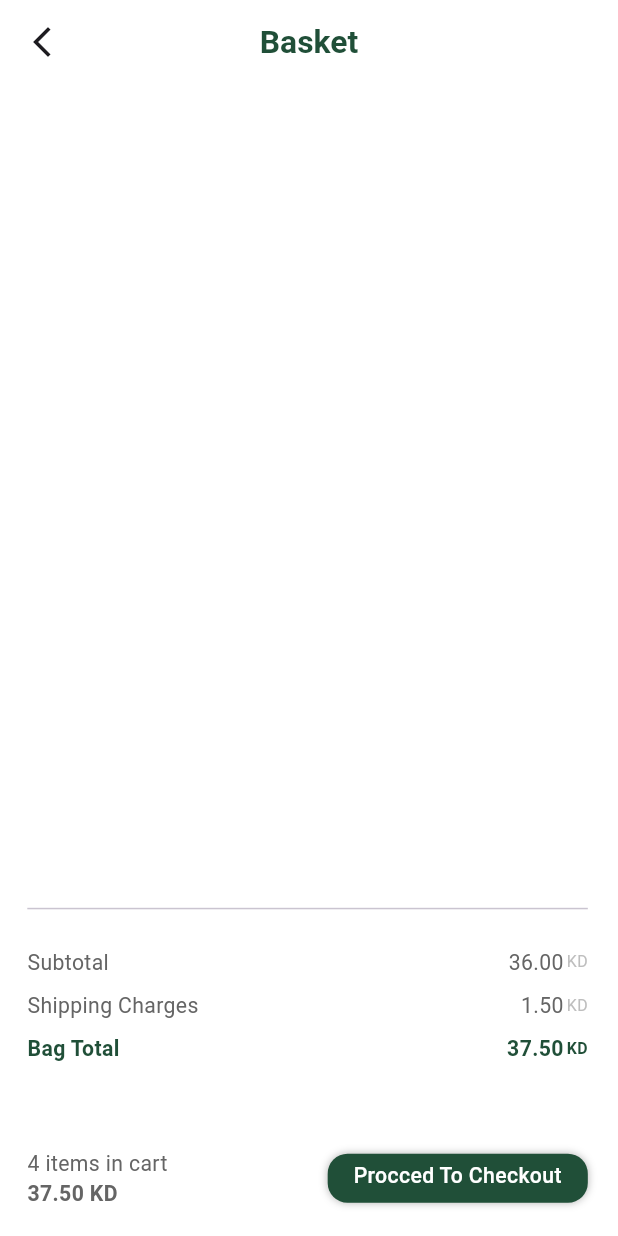
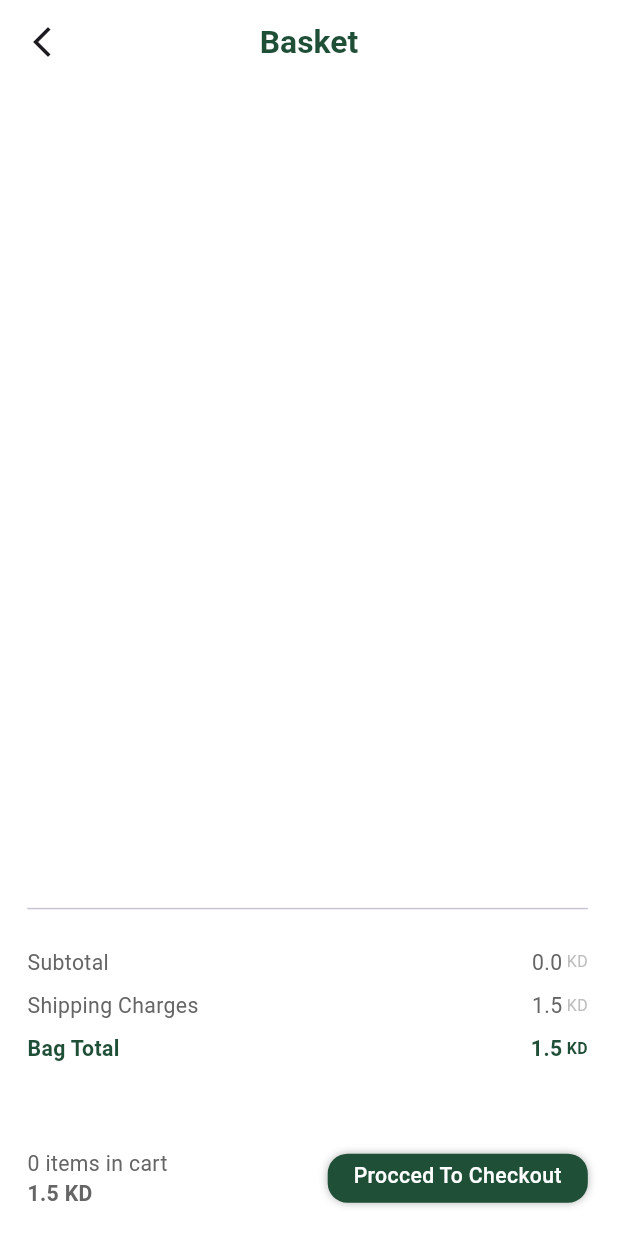
Before and after one commit to MostafaShalaby10/Fruit_App, a Flutter app: the BasketView screen opened directly, on a phone screen of 412 x 824 dp. Run offline on Flutter 3.47's test engine with Material 3 defaults, Android fonts, the phone set to English and light mode, and no system bars; our stand-ins replace bloc, cached_network_image, carousel_slider, dio, easy_stepper, firebase_core and 12 more; missing offline and left inert: onesignal_flutter; accounts and stored records are empty; project files that could hold a hidden picture were left out.

Commit message:
Adding Cart feature

```diff
--- a/lib/core/utils/service_locator.dart
+++ b/lib/core/utils/service_locator.dart
@@ -3,6 +3,7 @@ import 'package:get_it/get_it.dart';
 import 'package:task_one/core/networking/api_service.dart';
 import 'package:task_one/features/authentication/login/model/login_repo_imp.dart';
 import 'package:task_one/features/authentication/signup/model/signup_repo_imp.dart';
+import 'package:task_one/features/basket/model/repos/bassket_repo_imp.dart';
 import 'package:task_one/features/contact_us/model/repos/contact_repo_imp.dart';
 import 'package:task_one/features/favorite/model/repos/fav_repo_imp.dart';
 import 'package:task_one/features/home/model/repos/home_repo_imp.dart';
@@ -34,4 +35,7 @@ void setupServiceLocator() {
    getIt.registerLazySingleton<ContactRepoImp>(
     () => ContactRepoImp(getIt<ApiService>()),
   );
+  getIt.registerLazySingleton<BassketRepoImp>(
+        () => BassketRepoImp(getIt<ApiService>()),
+  );
 }
--- a/lib/features/authentication/signup/view_model/cubit/signup_state.dart
+++ b/lib/features/authentication/signup/view_model/cubit/signup_state.dart
@@ -9,7 +9,8 @@ final class LoadingCreateAnAccountState extends SignupState {}
 
 final class SuccessfullyCreateAnAccountState extends SignupState {
   final String message;
-  SuccessfullyCreateAnAccountState(this.message);
+  final bool status;
+  SuccessfullyCreateAnAccountState(this.message, this.status);
 }
 
 final class ErrorCreateAnAccountState extends SignupState {
--- /dev/null
+++ b/lib/features/basket/model/basket_model.dart
@@ -0,0 +1,21 @@
+class BasketModel{
+  int? productId ;
+  String? productName;
+  String? image;
+  int? quantity;
+  dynamic itemPrice ;
+  dynamic discount ;
+
+  BasketModel({this.productId, this.productName, this.quantity, this.itemPrice , this.image , this.discount});
+
+  Map<String , dynamic> toMap(){
+    return {
+     "product_id" : productId ,
+      "product_name" : productName ,
+      "quantity" : quantity ,
+      "item_price" : itemPrice ,
+      "image" : image ,
+      "discount" : discount ,
+  };
+}
+}
--- /dev/null
+++ b/lib/features/basket/model/repos/basket_repo_interface.dart
@@ -0,0 +1,4 @@
+abstract class BasketRepoInterface {
+  Future createOrder(Map<String, dynamic> order);
+
+}
--- /dev/null
+++ b/lib/features/basket/model/repos/bassket_repo_imp.dart
@@ -0,0 +1,18 @@
+import 'package:task_one/core/networking/api_service.dart';
+import 'package:task_one/core/utils/shared_prefrences.dart';
+import 'package:task_one/features/basket/model/repos/basket_repo_interface.dart';
+
+class BassketRepoImp implements BasketRepoInterface{
+  final ApiService _apiService;
+  BassketRepoImp(this._apiService);
+
+  @override
+  Future createOrder(Map<String, dynamic> order) async {
+    var token = await SharedPrefs.getData(key: "token");
+    return await _apiService.postResponse(
+      endPoint: "user_orders",
+      data: order,
+      headers: {"Authorization": "Bearer$token"},
+    );
+  }
+}
--- a/lib/features/basket/model_view/cubit/cart_state.dart
+++ b/lib/features/basket/model_view/cubit/cart_state.dart
@@ -12,3 +12,19 @@ final class SuccessfullyAddToCartState extends CartState {}
 final class LoadingGetCartState extends CartState {}
 
 final class SuccessfullyGetCartState extends CartState {}
+final class ChangeCounterState extends CartState {}
+
+
+
+final class LoadingCreateOrderState extends CartState {}
+
+final class SuccessfullyCreateOrderState extends CartState {
+  final String message;
+
+  SuccessfullyCreateOrderState(this.message);
+}
+
+final class ErrorCreateOrderState extends CartState {
+  final String message;
+  ErrorCreateOrderState(this.message);
+}
--- a/lib/features/basket/views/basket_portreit_view.dart
+++ b/lib/features/basket/views/basket_portreit_view.dart
@@ -24,12 +24,19 @@ class PortreitView extends StatelessWidget {
                         (context, index) => Padding(
                           padding: EdgeInsets.only(bottom: 15.h),
                           child: ProductsItem(
+                            index: index,
                             count:
                                 CartCubit.get(context).cart[index]['quantity'],
                             image:
-                                "https://masool.net/fruits-app/public/uploads/${CartCubit.get(context).cart[index]["img"]}",
-                            name: CartCubit.get(context).cart[index]['name'],
-                            price: CartCubit.get(context).cart[index]['price'],
+                                "https://masool.net/fruits-app/public/uploads/${CartCubit.get(context).cart[index]["image"]}",
+                            name:
+                                CartCubit.get(
+                                  context,
+                                ).cart[index]['product_name'],
+                            price:
+                                CartCubit.get(
+                                  context,
+                                ).cart[index]['item_price'],
                             discount:
                                 CartCubit.get(context).cart[index]['discount'],
                           ),
@@ -45,7 +52,7 @@ class PortreitView extends StatelessWidget {
 
                       Padding(
                         padding: EdgeInsets.only(top: 20.h, bottom: 10.h),
-                        child: const Row(
+                        child: Row(
                           children: [
                             CustomTextWidget(
                               text: "Subtotal",
@@ -57,13 +64,16 @@ class PortreitView extends StatelessWidget {
                             Row(
                               children: [
                                 CustomTextWidget(
-                                  text: "36.00 ",
+                                  text:
+                                      CartCubit.get(
+                                        context,
+                                      ).totalPrice.toString(),
                                   fontSize: 16,
                                   fontWeight: FontWeight.w400,
                                   color: Color(0xff656565),
                                 ),
                                 CustomTextWidget(
-                                  text: "KD",
+                                  text: " KD",
                                   fontSize: 12,
                                   fontWeight: FontWeight.w400,
                                   color: Color(0xffBEBEBE),
@@ -76,7 +86,7 @@ class PortreitView extends StatelessWidget {
 
                       Padding(
                         padding: EdgeInsets.only(bottom: 10.h),
-                        child: const Row(
+                        child: Row(
                           children: [
                             CustomTextWidget(
                               text: "Shipping Charges",
@@ -88,13 +98,16 @@ class PortreitView extends StatelessWidget {
                             Row(
                               children: [
                                 CustomTextWidget(
-                                  text: "1.50 ",
+                                  text:
+                                      CartCubit.get(
+                                        context,
+                                      ).shippingCharges.toString(),
                                   fontSize: 16,
                                   fontWeight: FontWeight.w400,
                                   color: Color(0xff656565),
                                 ),
                                 CustomTextWidget(
-                                  text: "KD",
+                                  text: " KD",
                                   fontSize: 12,
                                   fontWeight: FontWeight.w400,
                                   color: Color(0xffBEBEBE),
@@ -107,7 +120,7 @@ class PortreitView extends StatelessWidget {
 
                       Padding(
                         padding: EdgeInsets.only(bottom: 43.h),
-                        child: const Row(
+                        child: Row(
                           children: [
                             CustomTextWidget(
                               text: "Bag Total",
@@ -119,13 +132,18 @@ class PortreitView extends StatelessWidget {
                             Row(
                               children: [
                                 CustomTextWidget(
-                                  text: "37.50 ",
+                                  text:
+                                      (CartCubit.get(context).totalPrice +
+                                              CartCubit.get(
+                                                context,
+                                              ).shippingCharges)
+                                          .toString(),
                                   fontSize: 16,
                                   fontWeight: FontWeight.bold,
                                   color: Color(0xff204F38),
                                 ),
                                 CustomTextWidget(
-                                  text: "KD",
+                                  text: " KD",
                                   fontSize: 12,
                                   fontWeight: FontWeight.bold,
                                   color: Color(0xff204F38),
@@ -135,19 +153,21 @@ class PortreitView extends StatelessWidget {
                           ],
                         ),
                       ),
-                      const Row(
+                      Row(
                         children: [
                           Column(
                             crossAxisAlignment: CrossAxisAlignment.start,
                             children: [
                               CustomTextWidget(
-                                text: "4 items in cart",
+                                text:
+                                    "${CartCubit.get(context).cart.length} items in cart",
                                 fontSize: 16,
                                 fontWeight: FontWeight.w400,
                                 color: Color(0xff656565),
                               ),
                               CustomTextWidget(
-                                text: "37.50 KD",
+                                text:
+                                    "${(CartCubit.get(context).totalPrice + CartCubit.get(context).shippingCharges).toString()} KD",
                                 fontSize: 16,
                                 fontWeight: FontWeight.bold,
                                 color: Color(0xff656565),
@@ -176,11 +196,14 @@ class ProductsItem extends StatefulWidget {
     required this.price,
     required this.discount,
     required this.count,
+    required this.index,
   });
+
   final String image;
   final String name;
   final dynamic price;
   final dynamic discount;
+  final int index;
   final dynamic count;
 
   @override
@@ -189,6 +212,7 @@ class ProductsItem extends StatefulWidget {
 
 class _ProductsItemState extends State<ProductsItem> {
   int count = 1;
+
   @override
   void initState() {
     // TODO: implement initState
@@ -315,11 +339,10 @@ class _ProductsItemState extends State<ProductsItem> {
                                   Flexible(
                                     child: IconButton(
                                       onPressed: () {
-                                        setState(() {
-                                          if (count > 1) {
-                                            count--;
-                                          }
-                                        });
+                                        if(count>1){
+                                          count--;
+                                        }
+                                        CartCubit.get(context).decreaseCount(widget.index);
                                       },
                                       icon: const Icon(Icons.remove, size: 15),
                                     ),
@@ -332,9 +355,9 @@ class _ProductsItemState extends State<ProductsItem> {
                                   Flexible(
                                     child: IconButton(
                                       onPressed: () {
-                                        setState(() {
-                                          count++;
-                                        });
+                                        count++ ;
+                                        CartCubit.get(context).increaseCount(widget.index);
+
                                       },
                                       icon: const Icon(Icons.add, size: 15),
                                     ),
@@ -350,7 +373,9 @@ class _ProductsItemState extends State<ProductsItem> {
                 ),
               ],
             ),
-            IconButton(onPressed: () {}, icon: const Icon(Icons.delete)),
+            IconButton(onPressed: () {
+              CartCubit.get(context).deleteItem(widget.index);
+            }, icon: const Icon(Icons.delete)),
           ],
         ),
       ),
--- a/lib/features/basket/views/basket_view.dart
+++ b/lib/features/basket/views/basket_view.dart
@@ -1,5 +1,7 @@
 import 'package:flutter/material.dart';
 import 'package:flutter_bloc/flutter_bloc.dart';
+import 'package:task_one/core/utils/service_locator.dart';
+import 'package:task_one/features/basket/model/repos/bassket_repo_imp.dart';
 import 'package:task_one/features/basket/model_view/cubit/cart_cubit.dart';
 import '../../../core/widgets/custom_text_widget.dart';
 import 'basket_landscape_view.dart';
@@ -11,7 +13,7 @@ class BasketView extends StatelessWidget {
   @override
   Widget build(BuildContext context) {
     return BlocProvider(
-      create: (context) => CartCubit()..getCart(),
+      create: (context) => CartCubit(getIt<BassketRepoImp>())..getCart(),
       child: Scaffold(
         appBar: AppBar(
           leading: IconButton(
--- a/lib/features/favorite/views/favorite_view.dart
+++ b/lib/features/favorite/views/favorite_view.dart
@@ -2,6 +2,7 @@ import 'package:flutter/material.dart';
 import 'package:flutter_bloc/flutter_bloc.dart';
 import 'package:flutter_screenutil/flutter_screenutil.dart';
 import 'package:task_one/core/utils/service_locator.dart';
+import 'package:task_one/features/basket/model/repos/bassket_repo_imp.dart';
 import 'package:task_one/features/basket/model_view/cubit/cart_cubit.dart';
 import 'package:task_one/features/favorite/model_view/cubit/favorite_cubit.dart';
 import '../../../core/widgets/custom_text_widget.dart';
@@ -17,7 +18,7 @@ class FavoriteView extends StatelessWidget {
     bool isLandscape =
         MediaQuery.of(context).orientation == Orientation.landscape;
     return BlocProvider(
-      create: (context) => FavoriteCubit(getIt<FavRepoImp>() , CartCubit())..getFavorite(),
+      create: (context) => FavoriteCubit(getIt<FavRepoImp>() , CartCubit(getIt<BassketRepoImp>()))..getFavorite(),
       child: Scaffold(
         appBar: AppBar(
           leading: IconButton(
--- a/lib/features/orders/model/models/add_order_request_model/add_order_request_model.dart
+++ b/lib/features/orders/model/models/add_order_request_model/add_order_request_model.dart
@@ -8,11 +8,11 @@ class AddOrderRequestModel {
   List<Product>? products;
 
   AddOrderRequestModel({
-    this.orderTotalPrice,
-    this.paymentType,
-    this.address,
-    this.deliveryTime,
-    this.products,
+ required   this.orderTotalPrice,
+    this.paymentType = "cash_on_delivery",
+    this.address = "fffff",
+    this.deliveryTime = "fdljoi5j4jforoi5",
+ required   this.products,
   });
 
   factory AddOrderRequestModel.fromJson(
--- a/lib/features/orders/model/repos/order_repo_interface.dart
+++ b/lib/features/orders/model/repos/order_repo_interface.dart
@@ -1,6 +1,5 @@
 
 abstract class OrderRepoInterface {
-  Future createOrder(Map<String, dynamic> order);
   Future getOrders();
 
 }
--- a/lib/features/product/view/product_portreit_view.dart
+++ b/lib/features/product/view/product_portreit_view.dart
@@ -1,3 +1,5 @@
+import 'dart:developer';
+
 import 'package:cached_network_image/cached_network_image.dart';
 import 'package:flutter/material.dart';
 import 'package:flutter_bloc/flutter_bloc.dart';
--- a/lib/features/product/view/product_view.dart
+++ b/lib/features/product/view/product_view.dart
@@ -3,6 +3,7 @@ import 'dart:developer';
 import 'package:flutter/material.dart';
 import 'package:flutter_bloc/flutter_bloc.dart';
 import 'package:flutter_screenutil/flutter_screenutil.dart';
+import 'package:task_one/features/basket/model/repos/bassket_repo_imp.dart';
 import 'package:task_one/features/basket/model_view/cubit/cart_cubit.dart';
 import 'package:task_one/features/favorite/model_view/cubit/favorite_cubit.dart';
 import '../../../core/utils/service_locator.dart';
@@ -24,7 +25,7 @@ class _ProductViewState extends State<ProductView> {
   @override
   Widget build(BuildContext context) {
     return BlocProvider(
-      create: (context) => FavoriteCubit(getIt<FavRepoImp>() , CartCubit())..getFavorite(),
+      create: (context) => FavoriteCubit(getIt<FavRepoImp>() , CartCubit(getIt<BassketRepoImp>()))..getFavorite(),
       child: BlocConsumer<FavoriteCubit, FavoriteState>(
         listener: (context, state) {},
         builder: (context, state) {
```
Also changed, not shown: lib/features/authentication/signup/view_model/cubit/signup_cubit.dart (+15 -5 lines), lib/features/authentication/signup/views/signup_view.dart (+30 -10 lines), lib/features/basket/model_view/cubit/cart_cubit.dart (+68 -4 lines), lib/features/favorite/model_view/cubit/favorite_cubit.dart (+10 -2 lines), lib/features/orders/model/repos/order_repo_imp.dart (+1 -9 lines), lib/features/orders/view_model/cubit/order_cubit.dart (+1 -20 lines), 1 other file.
